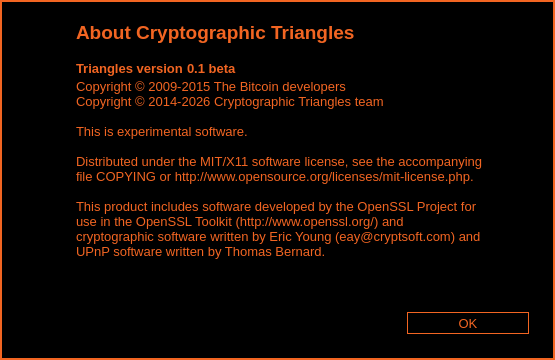
Before: the Qt Designer form src/qt/forms/aboutdialog.ui in SamiAhmed7777/triangles_v5, drawn with Qt 5.
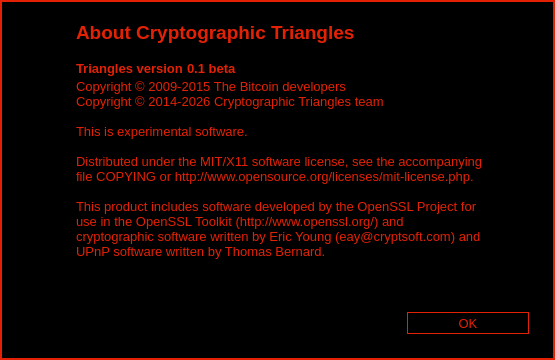
After: the same form once the commit is applied. Icons and pictures are not drawn.

Commit message: qt: align wallet brand colors with logo (#e32105)

What changed in the file:
```diff
--- a/src/qt/forms/aboutdialog.ui
+++ b/src/qt/forms/aboutdialog.ui
@@ -442,12 +442,12 @@
   </property>
   <property name="styleSheet">
    <string notr="true">QLabel {
-	color: #f26522;
+	color: #e32105;
 }
 
 QDialog {
 	background-color: #000;
-	border: 2px solid #f26522;
+	border: 2px solid #e32105;
 }
 
 </string>
@@ -473,7 +473,7 @@
      <property name="styleSheet">
       <string notr="true">#frame {
 	background-color: #000;
-    border-style: 2 px solid #f26522;
+    border-style: 2 px solid #e32105;
 }</string>
      </property>
      <property name="frameShape">
@@ -1138,8 +1138,8 @@
            <property name="styleSheet">
             <string notr="true">QPushButton {
 	background-color: #000;
-	color: #f26522;
-	border: 1px solid #f26522;
+	color: #e32105;
+	border: 1px solid #e32105;
 	max-height: 20px;
 	min-height: 20px;
 	max-width: 120px;
```
Left out of the diff: 4 changed lines with no effect on the pictures. The commit also changes 98 other files.
